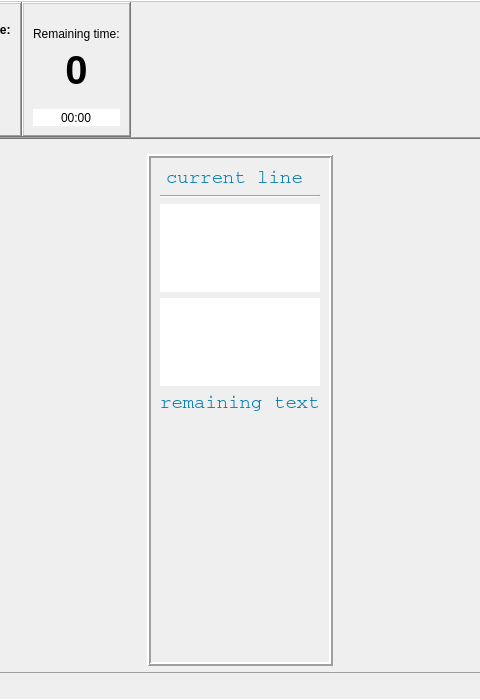
Before: the Qt Designer form ui/opentyper.ui in Open-Typer/Open-Typer, drawn with Qt 5; both pictures show x 529 to 1009 and y 0 to 700 of the 1538 by 700 pixel window.
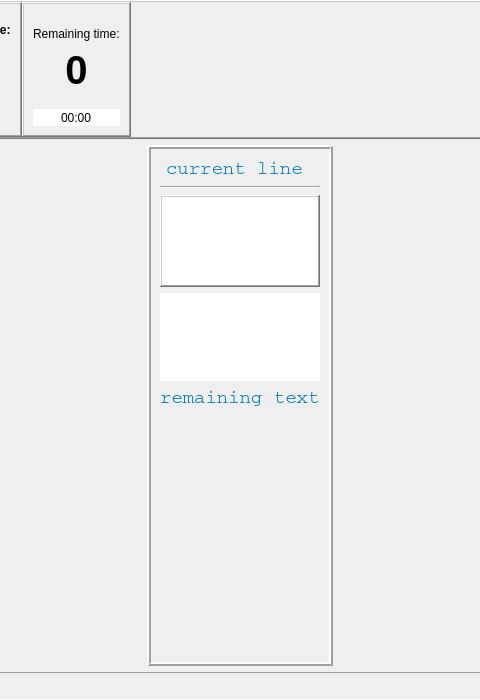
After: the same form once the commit is applied. Icons and pictures are not drawn. Custom widgets are drawn as their Qt base class.

Commit message: ui: opentyper: Remove mainFrame

The edit to the form file:
```diff
--- a/ui/opentyper.ui
+++ b/ui/opentyper.ui
@@ -17,7 +17,7 @@
    <string notr="true"/>
   </property>
   <widget class="QWidget" name="centralwidget">
-   <layout class="QGridLayout" name="gridLayout">
+   <layout class="QVBoxLayout" name="verticalLayout">
     <property name="leftMargin">
      <number>0</number>
     </property>
@@ -30,538 +30,7 @@
     <property name="bottomMargin">
      <number>0</number>
     </property>
-    <item row="3" column="0">
-     <widget class="QFrame" name="bottomPanel">
-      <property name="sizePolicy">
-       <sizepolicy hsizetype="Preferred" vsizetype="Fixed">
-        <horstretch>0</horstretch>
-        <verstretch>0</verstretch>
-       </sizepolicy>
-      </property>
-      <property name="frameShape">
-       <enum>QFrame::Panel</enum>
-      </property>
-      <property name="frameShadow">
-       <enum>QFrame::Sunken</enum>
-      </property>
-      <layout class="QHBoxLayout" name="horizontalLayout_2" stretch="0,0">
-       <property name="leftMargin">
-        <number>2</number>
-       </property>
-       <property name="topMargin">
-        <number>2</number>
-       </property>
-       <property name="rightMargin">
-        <number>2</number>
-       </property>
-       <property name="bottomMargin">
-        <number>2</number>
-       </property>
-       <item alignment="Qt::AlignLeft">
-        <widget class="QFrame" name="exerciseControlFrame">
-         <property name="frameShape">
-          <enum>QFrame::NoFrame</enum>
-         </property>
-         <property name="frameShadow">
-          <enum>QFrame::Plain</enum>
-         </property>
-         <layout class="QHBoxLayout" name="horizontalLayout_4">
-          <property name="leftMargin">
-           <number>0</number>
-          </property>
-          <property name="topMargin">
-           <number>0</number>
-          </property>
-          <property name="rightMargin">
-           <number>0</number>
-          </property>
-          <property name="bottomMargin">
-           <number>0</number>
-          </property>
-          <item>
-           <widget class="QPushButton" name="timedExerciseButton">
-            <property name="focusPolicy">
-             <enum>Qt::NoFocus</enum>
-            </property>
-            <property name="toolTip">
-             <string>Timed exercise</string>
-            </property>
-            <property name="text">
-             <string notr="true"/>
-            </property>
-            <property name="icon">
-             <iconset resource="../res.qrc">
-              <normaloff>:/res/images/clock.png</normaloff>:/res/images/clock.png</iconset>
-            </property>
-            <property name="iconSize">
-             <size>
-              <width>32</width>
-              <height>32</height>
-             </size>
-            </property>
-           </widget>
-          </item>
-          <item>
-           <widget class="QPushButton" name="statsButton">
-            <property name="focusPolicy">
-             <enum>Qt::NoFocus</enum>
-            </property>
-            <property name="toolTip">
-             <string extracomment="The history (and stats) of this exercise">Exercise history</string>
-            </property>
-            <property name="text">
-             <string notr="true"/>
-            </property>
-            <property name="icon">
-             <iconset resource="../res.qrc">
-              <normaloff>:/res/images/stats.png</normaloff>:/res/images/stats.png</iconset>
-            </property>
-            <property name="iconSize">
-             <size>
-              <width>32</width>
-              <height>32</height>
-             </size>
-            </property>
-           </widget>
-          </item>
-         </layout>
-        </widget>
-       </item>
-       <item alignment="Qt::AlignRight">
-        <widget class="QFrame" name="zoomFrame">
-         <property name="sizePolicy">
-          <sizepolicy hsizetype="Fixed" vsizetype="Preferred">
-           <horstretch>0</horstretch>
-           <verstretch>0</verstretch>
-          </sizepolicy>
-         </property>
-         <property name="frameShape">
-          <enum>QFrame::NoFrame</enum>
-         </property>
-         <property name="frameShadow">
-          <enum>QFrame::Plain</enum>
-         </property>
-         <layout class="QHBoxLayout" name="horizontalLayout_3">
-          <property name="spacing">
-           <number>6</number>
-          </property>
-          <property name="leftMargin">
-           <number>0</number>
-          </property>
-          <property name="topMargin">
-           <number>0</number>
-          </property>
-          <property name="rightMargin">
-           <number>0</number>
-          </property>
-          <property name="bottomMargin">
-           <number>0</number>
-          </property>
-          <item>
-           <widget class="QPushButton" name="zoomOutButton">
-            <property name="sizePolicy">
-             <sizepolicy hsizetype="Minimum" vsizetype="Fixed">
-              <horstretch>0</horstretch>
-              <verstretch>0</verstretch>
-             </sizepolicy>
-            </property>
-            <property name="focusPolicy">
-             <enum>Qt::NoFocus</enum>
-            </property>
-            <property name="text">
-             <string notr="true"/>
-            </property>
-            <property name="icon">
-             <iconset resource="../res.qrc">
-              <normaloff>:/res/images/minus.png</normaloff>:/res/images/minus.png</iconset>
-            </property>
-            <property name="iconSize">
-             <size>
-              <width>32</width>
-              <height>32</height>
-             </size>
-            </property>
-           </widget>
-          </item>
-          <item>
-           <widget class="QPushButton" name="zoomInButton">
-            <property name="sizePolicy">
-             <sizepolicy hsizetype="Minimum" vsizetype="Fixed">
-              <horstretch>0</horstretch>
-              <verstretch>0</verstretch>
-             </sizepolicy>
-            </property>
-            <property name="focusPolicy">
-             <enum>Qt::NoFocus</enum>
-            </property>
-            <property name="text">
-             <string notr="true"/>
-            </property>
-            <property name="icon">
-             <iconset resource="../res.qrc">
-              <normaloff>:/res/images/plus.png</normaloff>:/res/images/plus.png</iconset>
-            </property>
-            <property name="iconSize">
-             <size>
-              <width>32</width>
-              <height>32</height>
-             </size>
-            </property>
-           </widget>
-          </item>
-         </layout>
-        </widget>
-       </item>
-      </layout>
-     </widget>
-    </item>
-    <item row="1" column="0">
-     <widget class="QFrame" name="mainFrame">
-      <property name="sizeIncrement">
-       <size>
-        <width>0</width>
-        <height>0</height>
-       </size>
-      </property>
-      <property name="baseSize">
-       <size>
-        <width>0</width>
-        <height>0</height>
-       </size>
-      </property>
-      <property name="frameShape">
-       <enum>QFrame::NoFrame</enum>
-      </property>
-      <property name="frameShadow">
-       <enum>QFrame::Plain</enum>
-      </property>
-      <layout class="QHBoxLayout" name="horizontalLayout">
-       <property name="spacing">
-        <number>0</number>
-       </property>
-       <property name="bottomMargin">
-        <number>0</number>
-       </property>
-       <item>
-        <widget class="QFrame" name="paper">
-         <property name="sizePolicy">
-          <sizepolicy hsizetype="Fixed" vsizetype="Minimum">
-           <horstretch>0</horstretch>
-           <verstretch>0</verstretch>
-          </sizepolicy>
-         </property>
-         <property name="acceptDrops">
-          <bool>false</bool>
-         </property>
-         <property name="autoFillBackground">
-          <bool>true</bool>
-         </property>
-         <property name="styleSheet">
-          <string notr="true"/>
-         </property>
-         <property name="frameShape">
-          <enum>QFrame::Box</enum>
-         </property>
-         <property name="frameShadow">
-          <enum>QFrame::Raised</enum>
-         </property>
-         <property name="lineWidth">
-          <number>2</number>
-         </property>
-         <property name="midLineWidth">
-          <number>0</number>
-         </property>
-         <layout class="QGridLayout" name="gridLayout_2">
-          <item row="3" column="0">
-           <widget class="QFrame" name="typingSpace">
-            <property name="frameShape">
-             <enum>QFrame::NoFrame</enum>
-            </property>
-            <property name="frameShadow">
-             <enum>QFrame::Plain</enum>
-            </property>
-            <layout class="QGridLayout" name="gridLayout_7">
-             <property name="leftMargin">
-              <number>0</number>
-             </property>
-             <property name="topMargin">
-              <number>0</number>
-             </property>
-             <property name="rightMargin">
-              <number>0</number>
-             </property>
-             <property name="bottomMargin">
-              <number>0</number>
-             </property>
-             <item row="2" column="0">
-              <widget class="inputLabelWidget" name="inputLabel">
-               <property name="sizePolicy">
-                <sizepolicy hsizetype="Preferred" vsizetype="Fixed">
-                 <horstretch>0</horstretch>
-                 <verstretch>0</verstretch>
-                </sizepolicy>
-               </property>
-               <property name="font">
-                <font>
-                 <family>Courier</family>
-                 <pointsize>14</pointsize>
-                </font>
-               </property>
-               <property name="cursor" stdset="0">
-                <cursorShape>IBeamCursor</cursorShape>
-               </property>
-               <property name="mouseTracking">
-                <bool>false</bool>
-               </property>
-               <property name="focusPolicy">
-                <enum>Qt::StrongFocus</enum>
-               </property>
-               <property name="contextMenuPolicy">
-                <enum>Qt::NoContextMenu</enum>
-               </property>
-               <property name="frameShape">
-                <enum>QFrame::NoFrame</enum>
-               </property>
-               <property name="frameShadow">
-                <enum>QFrame::Plain</enum>
-               </property>
-               <property name="verticalScrollBarPolicy">
-                <enum>Qt::ScrollBarAlwaysOff</enum>
-               </property>
-               <property name="horizontalScrollBarPolicy">
-                <enum>Qt::ScrollBarAlwaysOff</enum>
-               </property>
-               <property name="sizeAdjustPolicy">
-                <enum>QAbstractScrollArea::AdjustToContents</enum>
-               </property>
-               <property name="undoRedoEnabled">
-                <bool>false</bool>
-               </property>
-               <property name="lineWrapMode">
-                <enum>QTextEdit::NoWrap</enum>
-               </property>
-               <property name="html">
-                <string notr="true">&lt;!DOCTYPE HTML PUBLIC &quot;-//W3C//DTD HTML 4.0//EN&quot; &quot;http://www.w3.org/TR/REC-html40/strict.dtd&quot;&gt;
-&lt;html&gt;&lt;head&gt;&lt;meta name=&quot;qrichtext&quot; content=&quot;1&quot; /&gt;&lt;style type=&quot;text/css&quot;&gt;
-p, li { white-space: pre-wrap; }
-&lt;/style&gt;&lt;/head&gt;&lt;body style=&quot; font-family:'Courier'; font-size:14pt; font-weight:400; font-style:normal;&quot;&gt;
-&lt;p style=&quot;-qt-paragraph-type:empty; margin-top:0px; margin-bottom:0px; margin-left:0px; margin-right:0px; -qt-block-indent:0; text-indent:0px;&quot;&gt;&lt;br /&gt;&lt;/p&gt;&lt;/body&gt;&lt;/html&gt;</string>
-               </property>
-               <property name="textInteractionFlags">
-                <set>Qt::TextSelectableByKeyboard</set>
-               </property>
-               <property name="text" stdset="0">
-                <string notr="true">input text</string>
-               </property>
-              </widget>
-             </item>
-             <item row="4" column="0">
-              <widget class="QLabel" name="levelLabel">
-               <property name="sizePolicy">
-                <sizepolicy hsizetype="Preferred" vsizetype="Ignored">
-                 <horstretch>0</horstretch>
-                 <verstretch>0</verstretch>
-                </sizepolicy>
-               </property>
-               <property name="font">
-                <font>
-                 <family>Courier</family>
-                 <pointsize>14</pointsize>
-                </font>
-               </property>
-               <property name="styleSheet">
-                <string notr="true">color: rgb(0, 125, 175);</string>
-               </property>
-               <property name="frameShape">
-                <enum>QFrame::NoFrame</enum>
-               </property>
-               <property name="frameShadow">
-                <enum>QFrame::Plain</enum>
-               </property>
-               <property name="text">
-                <string notr="true">remaining text</string>
-               </property>
-               <property name="textFormat">
-                <enum>Qt::PlainText</enum>
-               </property>
-               <property name="alignment">
-                <set>Qt::AlignLeading|Qt::AlignLeft|Qt::AlignTop</set>
-               </property>
-               <property name="textInteractionFlags">
-                <set>Qt::NoTextInteraction</set>
-               </property>
-              </widget>
-             </item>
-             <item row="3" column="0">
-              <widget class="QTextEdit" name="mistakeLabel">
-               <property name="sizePolicy">
-                <sizepolicy hsizetype="Preferred" vsizetype="Fixed">
-                 <horstretch>0</horstretch>
-                 <verstretch>0</verstretch>
-                </sizepolicy>
-               </property>
-               <property name="font">
-                <font>
-                 <family>Courier</family>
-                 <pointsize>14</pointsize>
-                 <weight>50</weight>
-                 <bold>false</bold>
-                </font>
-               </property>
-               <property name="cursor" stdset="0">
-                <cursorShape>IBeamCursor</cursorShape>
-               </property>
-               <property name="mouseTracking">
-                <bool>false</bool>
-               </property>
-               <property name="focusPolicy">
-                <enum>Qt::NoFocus</enum>
-               </property>
-               <property name="styleSheet">
-                <string notr="true">color: rgb(215, 71, 15);</string>
-               </property>
-               <property name="frameShape">
-                <enum>QFrame::NoFrame</enum>
-               </property>
-               <property name="frameShadow">
-                <enum>QFrame::Plain</enum>
-               </property>
-               <property name="verticalScrollBarPolicy">
-                <enum>Qt::ScrollBarAlwaysOff</enum>
-               </property>
-               <property name="horizontalScrollBarPolicy">
-                <enum>Qt::ScrollBarAlwaysOff</enum>
-               </property>
-               <property name="sizeAdjustPolicy">
-                <enum>QAbstractScrollArea::AdjustToContents</enum>
-               </property>
-               <property name="undoRedoEnabled">
-                <bool>false</bool>
-               </property>
-               <property name="lineWrapMode">
-                <enum>QTextEdit::NoWrap</enum>
-               </property>
-               <property name="html">
-                <string notr="true">&lt;!DOCTYPE HTML PUBLIC &quot;-//W3C//DTD HTML 4.0//EN&quot; &quot;http://www.w3.org/TR/REC-html40/strict.dtd&quot;&gt;
-&lt;html&gt;&lt;head&gt;&lt;meta name=&quot;qrichtext&quot; content=&quot;1&quot; /&gt;&lt;style type=&quot;text/css&quot;&gt;
-p, li { white-space: pre-wrap; }
-&lt;/style&gt;&lt;/head&gt;&lt;body style=&quot; font-family:'Courier'; font-size:14pt; font-weight:400; font-style:normal;&quot;&gt;
-&lt;p style=&quot;-qt-paragraph-type:empty; margin-top:0px; margin-bottom:0px; margin-left:0px; margin-right:0px; -qt-block-indent:0; text-indent:0px;&quot;&gt;&lt;br /&gt;&lt;/p&gt;&lt;/body&gt;&lt;/html&gt;</string>
-               </property>
-               <property name="textInteractionFlags">
-                <set>Qt::NoTextInteraction</set>
-               </property>
-               <property name="text" stdset="0">
-                <string notr="true"/>
-               </property>
-              </widget>
-             </item>
-            </layout>
-           </widget>
-          </item>
-          <item row="2" column="0">
-           <widget class="Line" name="textSeparationLine">
-            <property name="orientation">
-             <enum>Qt::Horizontal</enum>
-            </property>
-           </widget>
-          </item>
-          <item row="1" column="0">
-           <widget class="QFrame" name="levelSpace">
-            <property name="sizePolicy">
-             <sizepolicy hsizetype="Preferred" vsizetype="Fixed">
-              <horstretch>0</horstretch>
-              <verstretch>0</verstretch>
-             </sizepolicy>
-            </property>
-            <property name="cursor">
-             <cursorShape>IBeamCursor</cursorShape>
-            </property>
-            <property name="frameShape">
-             <enum>QFrame::NoFrame</enum>
-            </property>
-            <property name="frameShadow">
-             <enum>QFrame::Plain</enum>
-            </property>
-            <layout class="QHBoxLayout" name="horizontalLayout_11">
-             <property name="spacing">
-              <number>0</number>
-             </property>
-             <property name="leftMargin">
-              <number>6</number>
-             </property>
-             <property name="topMargin">
-              <number>0</number>
-             </property>
-             <property name="rightMargin">
-              <number>0</number>
-             </property>
-             <property name="bottomMargin">
-              <number>0</number>
-             </property>
-             <item>
-              <widget class="QLabel" name="levelCurrentLineLabel">
-               <property name="sizePolicy">
-                <sizepolicy hsizetype="Expanding" vsizetype="Fixed">
-                 <horstretch>0</horstretch>
-                 <verstretch>0</verstretch>
-                </sizepolicy>
-               </property>
-               <property name="font">
-                <font>
-                 <family>Courier</family>
-                 <pointsize>14</pointsize>
-                </font>
-               </property>
-               <property name="styleSheet">
-                <string notr="true">color: rgb(0, 125, 175);</string>
-               </property>
-               <property name="frameShape">
-                <enum>QFrame::NoFrame</enum>
-               </property>
-               <property name="frameShadow">
-                <enum>QFrame::Plain</enum>
-               </property>
-               <property name="text">
-                <string notr="true">current line</string>
-               </property>
-               <property name="textFormat">
-                <enum>Qt::PlainText</enum>
-               </property>
-               <property name="alignment">
-                <set>Qt::AlignLeading|Qt::AlignLeft|Qt::AlignTop</set>
-               </property>
-               <property name="textInteractionFlags">
-                <set>Qt::NoTextInteraction</set>
-               </property>
-              </widget>
-             </item>
-            </layout>
-           </widget>
-          </item>
-          <item row="4" column="0" alignment="Qt::AlignHCenter">
-           <widget class="keyboardWidget" name="keyboardFrame">
-            <property name="sizePolicy">
-             <sizepolicy hsizetype="Fixed" vsizetype="Preferred">
-              <horstretch>0</horstretch>
-              <verstretch>0</verstretch>
-             </sizepolicy>
-            </property>
-            <property name="frameShape">
-             <enum>QFrame::NoFrame</enum>
-            </property>
-            <property name="frameShadow">
-             <enum>QFrame::Plain</enum>
-            </property>
-           </widget>
-          </item>
-         </layout>
-        </widget>
-       </item>
-      </layout>
-     </widget>
-    </item>
-    <item row="0" column="0">
+    <item>
      <widget class="QFrame" name="controlFrame">
       <property name="sizePolicy">
        <sizepolicy hsizetype="Preferred" vsizetype="Maximum">
@@ -1247,6 +716,507 @@
       </layout>
      </widget>
     </item>
+    <item alignment="Qt::AlignHCenter">
+     <widget class="QFrame" name="paper">
+      <property name="sizePolicy">
+       <sizepolicy hsizetype="Fixed" vsizetype="Minimum">
+        <horstretch>0</horstretch>
+        <verstretch>0</verstretch>
+       </sizepolicy>
+      </property>
+      <property name="acceptDrops">
+       <bool>false</bool>
+      </property>
+      <property name="autoFillBackground">
+       <bool>true</bool>
+      </property>
+      <property name="styleSheet">
+       <string notr="true"/>
+      </property>
+      <property name="frameShape">
+       <enum>QFrame::Box</enum>
+      </property>
+      <property name="frameShadow">
+       <enum>QFrame::Raised</enum>
+      </property>
+      <property name="lineWidth">
+       <number>2</number>
+      </property>
+      <property name="midLineWidth">
+       <number>0</number>
+      </property>
+      <layout class="QGridLayout" name="gridLayout_2">
+       <item row="3" column="0">
+        <widget class="QFrame" name="typingSpace">
+         <property name="frameShape">
+          <enum>QFrame::NoFrame</enum>
+         </property>
+         <property name="frameShadow">
+          <enum>QFrame::Plain</enum>
+         </property>
+         <layout class="QGridLayout" name="gridLayout_7">
+          <property name="leftMargin">
+           <number>0</number>
+          </property>
+          <property name="topMargin">
+           <number>0</number>
+          </property>
+          <property name="rightMargin">
+           <number>0</number>
+          </property>
+          <property name="bottomMargin">
+           <number>0</number>
+          </property>
+          <item row="2" column="0">
+           <widget class="inputLabelWidget" name="inputLabel">
+            <property name="sizePolicy">
+             <sizepolicy hsizetype="Preferred" vsizetype="Fixed">
+              <horstretch>0</horstretch>
+              <verstretch>0</verstretch>
+             </sizepolicy>
+            </property>
+            <property name="font">
+             <font>
+              <family>Courier</family>
+              <pointsize>14</pointsize>
+             </font>
+            </property>
+            <property name="cursor" stdset="0">
+             <cursorShape>IBeamCursor</cursorShape>
+            </property>
+            <property name="mouseTracking">
+             <bool>false</bool>
+            </property>
+            <property name="focusPolicy">
+             <enum>Qt::StrongFocus</enum>
+            </property>
+            <property name="contextMenuPolicy">
+             <enum>Qt::NoContextMenu</enum>
+            </property>
+            <property name="frameShape">
+             <enum>QFrame::WinPanel</enum>
+            </property>
+            <property name="frameShadow">
+             <enum>QFrame::Raised</enum>
+            </property>
+            <property name="verticalScrollBarPolicy">
+             <enum>Qt::ScrollBarAlwaysOff</enum>
+            </property>
+            <property name="horizontalScrollBarPolicy">
+             <enum>Qt::ScrollBarAlwaysOff</enum>
+            </property>
+            <property name="sizeAdjustPolicy">
+             <enum>QAbstractScrollArea::AdjustToContents</enum>
+            </property>
+            <property name="undoRedoEnabled">
+             <bool>false</bool>
+            </property>
+            <property name="lineWrapMode">
+             <enum>QTextEdit::NoWrap</enum>
+            </property>
+            <property name="html">
+             <string notr="true">&lt;!DOCTYPE HTML PUBLIC &quot;-//W3C//DTD HTML 4.0//EN&quot; &quot;http://www.w3.org/TR/REC-html40/strict.dtd&quot;&gt;
+&lt;html&gt;&lt;head&gt;&lt;meta name=&quot;qrichtext&quot; content=&quot;1&quot; /&gt;&lt;style type=&quot;text/css&quot;&gt;
+p, li { white-space: pre-wrap; }
+&lt;/style&gt;&lt;/head&gt;&lt;body style=&quot; font-family:'Courier'; font-size:14pt; font-weight:400; font-style:normal;&quot;&gt;
+&lt;p style=&quot;-qt-paragraph-type:empty; margin-top:0px; margin-bottom:0px; margin-left:0px; margin-right:0px; -qt-block-indent:0; text-indent:0px;&quot;&gt;&lt;br /&gt;&lt;/p&gt;&lt;/body&gt;&lt;/html&gt;</string>
+            </property>
+            <property name="textInteractionFlags">
+             <set>Qt::TextSelectableByKeyboard</set>
+            </property>
+            <property name="text" stdset="0">
+             <string notr="true">input text</string>
+            </property>
+           </widget>
+          </item>
+          <item row="4" column="0">
+           <widget class="QLabel" name="levelLabel">
+            <property name="sizePolicy">
+             <sizepolicy hsizetype="Preferred" vsizetype="Ignored">
+              <horstretch>0</horstretch>
+              <verstretch>0</verstretch>
+             </sizepolicy>
+            </property>
+            <property name="font">
+             <font>
+              <family>Courier</family>
+              <pointsize>14</pointsize>
+             </font>
+            </property>
+            <property name="styleSheet">
+             <string notr="true">color: rgb(0, 125, 175);</string>
+            </property>
+            <property name="frameShape">
+             <enum>QFrame::NoFrame</enum>
+            </property>
+            <property name="frameShadow">
+             <enum>QFrame::Plain</enum>
+            </property>
+            <property name="text">
+             <string notr="true">remaining text</string>
+            </property>
+            <property name="textFormat">
+             <enum>Qt::PlainText</enum>
+            </property>
+            <property name="alignment">
+             <set>Qt::AlignLeading|Qt::AlignLeft|Qt::AlignTop</set>
+            </property>
+            <property name="textInteractionFlags">
+             <set>Qt::NoTextInteraction</set>
+            </property>
+           </widget>
+          </item>
+          <item row="3" column="0">
+           <widget class="QTextEdit" name="mistakeLabel">
+            <property name="sizePolicy">
+             <sizepolicy hsizetype="Preferred" vsizetype="Fixed">
+              <horstretch>0</horstretch>
+              <verstretch>0</verstretch>
+             </sizepolicy>
+            </property>
+            <property name="font">
+             <font>
+              <family>Courier</family>
+              <pointsize>14</pointsize>
+              <weight>50</weight>
+              <bold>false</bold>
+             </font>
+            </property>
+            <property name="cursor" stdset="0">
+             <cursorShape>IBeamCursor</cursorShape>
+            </property>
+            <property name="mouseTracking">
+             <bool>false</bool>
+            </property>
+            <property name="focusPolicy">
+             <enum>Qt::NoFocus</enum>
+            </property>
+            <property name="styleSheet">
+             <string notr="true">color: rgb(215, 71, 15);</string>
+            </property>
+            <property name="frameShape">
+             <enum>QFrame::NoFrame</enum>
+            </property>
+            <property name="frameShadow">
+             <enum>QFrame::Plain</enum>
+            </property>
+            <property name="verticalScrollBarPolicy">
+             <enum>Qt::ScrollBarAlwaysOff</enum>
+            </property>
+            <property name="horizontalScrollBarPolicy">
+             <enum>Qt::ScrollBarAlwaysOff</enum>
+            </property>
+            <property name="sizeAdjustPolicy">
+             <enum>QAbstractScrollArea::AdjustToContents</enum>
+            </property>
+            <property name="undoRedoEnabled">
+             <bool>false</bool>
+            </property>
+            <property name="lineWrapMode">
+             <enum>QTextEdit::NoWrap</enum>
+            </property>
+            <property name="html">
+             <string notr="true">&lt;!DOCTYPE HTML PUBLIC &quot;-//W3C//DTD HTML 4.0//EN&quot; &quot;http://www.w3.org/TR/REC-html40/strict.dtd&quot;&gt;
+&lt;html&gt;&lt;head&gt;&lt;meta name=&quot;qrichtext&quot; content=&quot;1&quot; /&gt;&lt;style type=&quot;text/css&quot;&gt;
+p, li { white-space: pre-wrap; }
+&lt;/style&gt;&lt;/head&gt;&lt;body style=&quot; font-family:'Courier'; font-size:14pt; font-weight:400; font-style:normal;&quot;&gt;
+&lt;p style=&quot;-qt-paragraph-type:empty; margin-top:0px; margin-bottom:0px; margin-left:0px; margin-right:0px; -qt-block-indent:0; text-indent:0px;&quot;&gt;&lt;br /&gt;&lt;/p&gt;&lt;/body&gt;&lt;/html&gt;</string>
+            </property>
+            <property name="textInteractionFlags">
+             <set>Qt::NoTextInteraction</set>
+            </property>
+            <property name="text" stdset="0">
+             <string notr="true"/>
+            </property>
+           </widget>
+          </item>
+         </layout>
+        </widget>
+       </item>
+       <item row="2" column="0">
+        <widget class="Line" name="textSeparationLine">
+         <property name="orientation">
+          <enum>Qt::Horizontal</enum>
+         </property>
+        </widget>
+       </item>
+       <item row="1" column="0">
+        <widget class="QFrame" name="levelSpace">
+         <property name="sizePolicy">
+          <sizepolicy hsizetype="Preferred" vsizetype="Fixed">
+           <horstretch>0</horstretch>
+           <verstretch>0</verstretch>
+          </sizepolicy>
+         </property>
+         <property name="cursor">
+          <cursorShape>IBeamCursor</cursorShape>
+         </property>
+         <property name="frameShape">
+          <enum>QFrame::NoFrame</enum>
+         </property>
+         <property name="frameShadow">
+          <enum>QFrame::Plain</enum>
+         </property>
+         <layout class="QHBoxLayout" name="horizontalLayout_11">
+          <property name="spacing">
+           <number>0</number>
+          </property>
+          <property name="leftMargin">
+           <number>6</number>
+          </property>
+          <property name="topMargin">
+           <number>0</number>
+          </property>
+          <property name="rightMargin">
+           <number>0</number>
+          </property>
+          <property name="bottomMargin">
+           <number>0</number>
+          </property>
+          <item>
+           <widget class="QLabel" name="levelCurrentLineLabel">
+            <property name="sizePolicy">
+             <sizepolicy hsizetype="Expanding" vsizetype="Fixed">
+              <horstretch>0</horstretch>
+              <verstretch>0</verstretch>
+             </sizepolicy>
+            </property>
+            <property name="font">
+             <font>
+              <family>Courier</family>
+              <pointsize>14</pointsize>
+             </font>
+            </property>
+            <property name="styleSheet">
+             <string notr="true">color: rgb(0, 125, 175);</string>
+            </property>
+            <property name="frameShape">
+             <enum>QFrame::NoFrame</enum>
+            </property>
+            <property name="frameShadow">
+             <enum>QFrame::Plain</enum>
+            </property>
+            <property name="text">
+             <string notr="true">current line</string>
+            </property>
+            <property name="textFormat">
+             <enum>Qt::PlainText</enum>
+            </property>
+            <property name="alignment">
+             <set>Qt::AlignLeading|Qt::AlignLeft|Qt::AlignTop</set>
+            </property>
+            <property name="textInteractionFlags">
+             <set>Qt::NoTextInteraction</set>
+            </property>
+           </widget>
+          </item>
+         </layout>
+        </widget>
+       </item>
+       <item row="4" column="0" alignment="Qt::AlignHCenter">
+        <widget class="keyboardWidget" name="keyboardFrame">
+         <property name="sizePolicy">
+          <sizepolicy hsizetype="Fixed" vsizetype="Preferred">
+           <horstretch>0</horstretch>
+           <verstretch>0</verstretch>
+          </sizepolicy>
+         </property>
+         <property name="frameShape">
+          <enum>QFrame::NoFrame</enum>
+         </property>
+         <property name="frameShadow">
+          <enum>QFrame::Plain</enum>
+         </property>
+        </widget>
+       </item>
+      </layout>
+     </widget>
+    </item>
+    <item>
+     <widget class="QFrame" name="bottomPanel">
+      <property name="sizePolicy">
+       <sizepolicy hsizetype="Preferred" vsizetype="Fixed">
+        <horstretch>0</horstretch>
+        <verstretch>0</verstretch>
+       </sizepolicy>
+      </property>
+      <property name="frameShape">
+       <enum>QFrame::Panel</enum>
+      </property>
+      <property name="frameShadow">
+       <enum>QFrame::Sunken</enum>
+      </property>
+      <layout class="QHBoxLayout" name="horizontalLayout_2" stretch="0,0">
+       <property name="leftMargin">
+        <number>2</number>
+       </property>
+       <property name="topMargin">
+        <number>2</number>
+       </property>
+       <property name="rightMargin">
+        <number>2</number>
+       </property>
+       <property name="bottomMargin">
+        <number>2</number>
+       </property>
+       <item alignment="Qt::AlignLeft">
+        <widget class="QFrame" name="exerciseControlFrame">
+         <property name="frameShape">
+          <enum>QFrame::NoFrame</enum>
+         </property>
+         <property name="frameShadow">
+          <enum>QFrame::Plain</enum>
+         </property>
+         <layout class="QHBoxLayout" name="horizontalLayout_4">
+          <property name="leftMargin">
+           <number>0</number>
+          </property>
+          <property name="topMargin">
+           <number>0</number>
+          </property>
+          <property name="rightMargin">
+           <number>0</number>
+          </property>
+          <property name="bottomMargin">
+           <number>0</number>
+          </property>
+          <item>
+           <widget class="QPushButton" name="timedExerciseButton">
+            <property name="focusPolicy">
+             <enum>Qt::NoFocus</enum>
+            </property>
+            <property name="toolTip">
+             <string>Timed exercise</string>
+            </property>
+            <property name="text">
+             <string notr="true"/>
+            </property>
+            <property name="icon">
+             <iconset resource="../res.qrc">
+              <normaloff>:/res/images/clock.png</normaloff>:/res/images/clock.png</iconset>
+            </property>
+            <property name="iconSize">
+             <size>
+              <width>32</width>
+              <height>32</height>
+             </size>
+            </property>
+           </widget>
+          </item>
+          <item>
+           <widget class="QPushButton" name="statsButton">
+            <property name="focusPolicy">
+             <enum>Qt::NoFocus</enum>
+            </property>
+            <property name="toolTip">
+             <string extracomment="The history (and stats) of this exercise">Exercise history</string>
+            </property>
+            <property name="text">
+             <string notr="true"/>
+            </property>
+            <property name="icon">
+             <iconset resource="../res.qrc">
+              <normaloff>:/res/images/stats.png</normaloff>:/res/images/stats.png</iconset>
+            </property>
+            <property name="iconSize">
+             <size>
+              <width>32</width>
+              <height>32</height>
+             </size>
+            </property>
+           </widget>
+          </item>
+         </layout>
+        </widget>
+       </item>
+       <item alignment="Qt::AlignRight">
+        <widget class="QFrame" name="zoomFrame">
+         <property name="sizePolicy">
+          <sizepolicy hsizetype="Fixed" vsizetype="Preferred">
+           <horstretch>0</horstretch>
+           <verstretch>0</verstretch>
+          </sizepolicy>
+         </property>
+         <property name="frameShape">
+          <enum>QFrame::NoFrame</enum>
+         </property>
+         <property name="frameShadow">
+          <enum>QFrame::Plain</enum>
+         </property>
+         <layout class="QHBoxLayout" name="horizontalLayout_3">
+          <property name="spacing">
+           <number>6</number>
+          </property>
+          <property name="leftMargin">
+           <number>0</number>
+          </property>
+          <property name="topMargin">
+           <number>0</number>
+          </property>
+          <property name="rightMargin">
+           <number>0</number>
+          </property>
+          <property name="bottomMargin">
+           <number>0</number>
+          </property>
+          <item>
+           <widget class="QPushButton" name="zoomOutButton">
+            <property name="sizePolicy">
+             <sizepolicy hsizetype="Minimum" vsizetype="Fixed">
+              <horstretch>0</horstretch>
+              <verstretch>0</verstretch>
+             </sizepolicy>
+            </property>
+            <property name="focusPolicy">
+             <enum>Qt::NoFocus</enum>
+            </property>
+            <property name="text">
+             <string notr="true"/>
+            </property>
+            <property name="icon">
+             <iconset resource="../res.qrc">
+              <normaloff>:/res/images/minus.png</normaloff>:/res/images/minus.png</iconset>
+            </property>
+            <property name="iconSize">
+             <size>
+              <width>32</width>
+              <height>32</height>
+             </size>
+            </property>
+           </widget>
+          </item>
+          <item>
+           <widget class="QPushButton" name="zoomInButton">
+            <property name="sizePolicy">
+             <sizepolicy hsizetype="Minimum" vsizetype="Fixed">
+              <horstretch>0</horstretch>
+              <verstretch>0</verstretch>
+             </sizepolicy>
+            </property>
+            <property name="focusPolicy">
+             <enum>Qt::NoFocus</enum>
+            </property>
+            <property name="text">
+             <string notr="true"/>
+            </property>
+            <property name="icon">
+             <iconset resource="../res.qrc">
+              <normaloff>:/res/images/plus.png</normaloff>:/res/images/plus.png</iconset>
+            </property>
+            <property name="iconSize">
+             <size>
+              <width>32</width>
+              <height>32</height>
+             </size>
+            </property>
+           </widget>
+          </item>
+         </layout>
+        </widget>
+       </item>
+      </layout>
+     </widget>
+    </item>
    </layout>
   </widget>
  </widget>
```
